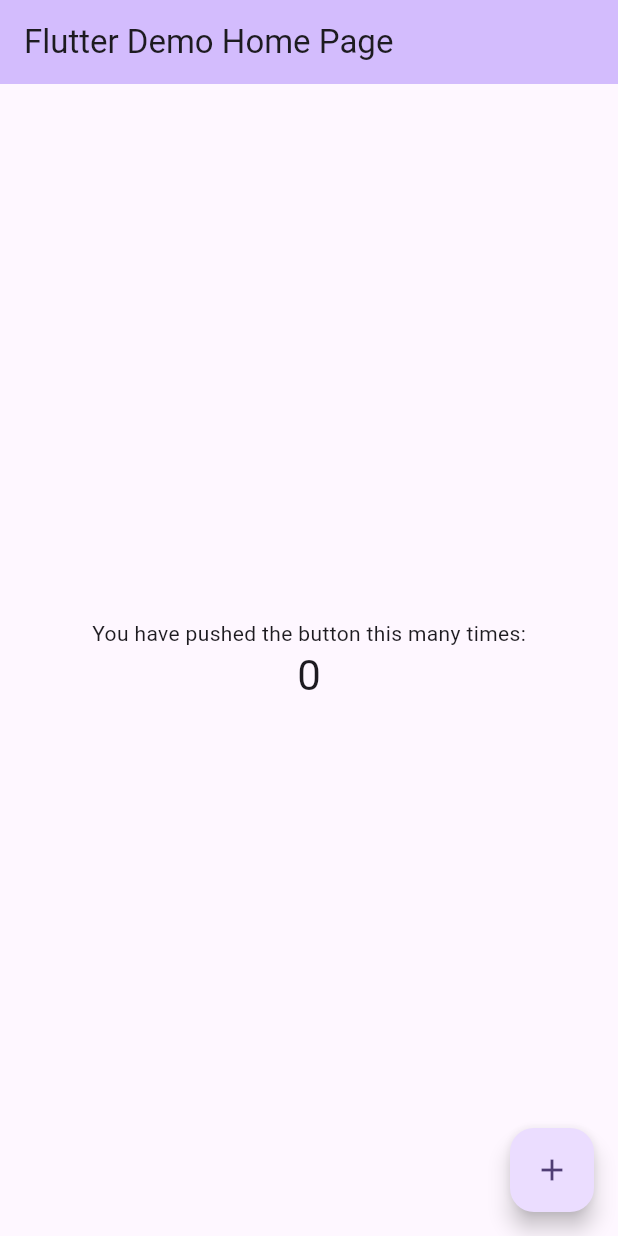
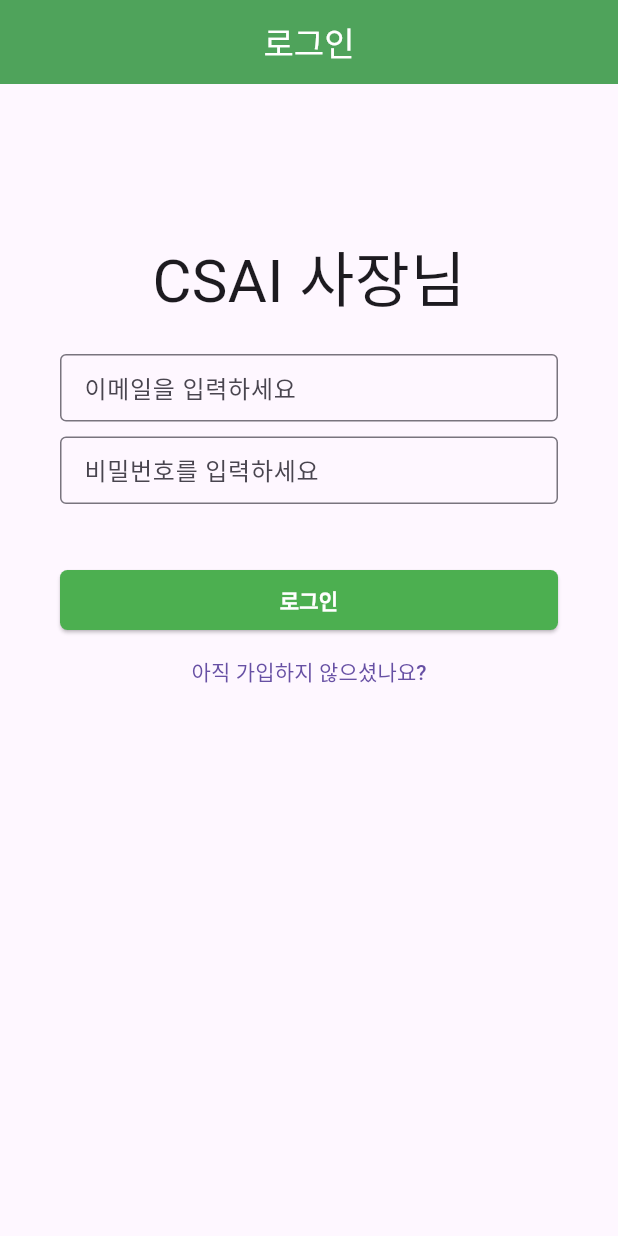
Before and after one commit to C-S-A-I-CommentScribeAI/Side-Project-DeliveryApp, a Flutter app: the screen it shows after launch, on a phone screen of 412 x 824 dp. Run offline on Flutter 3.47's test engine with Material 3 defaults, Android fonts, the phone set to English and light mode, and no system bars; our stand-ins replace firebase_auth, firebase_core; accounts and stored records are empty.

Commit message:
feat : 로그인 화면 구현
firebase를 통해서 이메일과 비밀번호를 인증해 성공 시 홈화면 이동하고 실패 시 에러 메시지 출력

```diff
--- /dev/null
+++ b/frontend/lib/home_screen.dart
@@ -0,0 +1,14 @@
+import 'package:flutter/material.dart';
+
+class HomePage extends StatelessWidget {
+  const HomePage({super.key});
+
+  @override
+  Widget build(BuildContext context) {
+    return Scaffold(
+      appBar: AppBar(
+        title: const Text('홈화면'),
+      ),
+    );
+  }
+}
--- a/frontend/lib/main.dart
+++ b/frontend/lib/main.dart
@@ -1,8 +1,9 @@
 import 'package:flutter/material.dart';
 import 'package:firebase_core/firebase_core.dart';
 import 'package:frontend/firebase_options.dart';
+import 'package:frontend/sign/login_screen.dart';
 
-Future<void> main() async {
+void main() async {
   WidgetsFlutterBinding.ensureInitialized();
   await Firebase.initializeApp(
     options: DefaultFirebaseOptions.currentPlatform,
@@ -17,116 +18,8 @@ class MyApp extends StatelessWidget {
   // This widget is the root of your application.
   @override
   Widget build(BuildContext context) {
-    return MaterialApp(
-      title: 'Flutter Demo',
-      theme: ThemeData(
-        // This is the theme of your application.
-        //
-        // TRY THIS: Try running your application with "flutter run". You'll see
-        // the application has a purple toolbar. Then, without quitting the app,
-        // try changing the seedColor in the colorScheme below to Colors.green
-        // and then invoke "hot reload" (save your changes or press the "hot
-        // reload" button in a Flutter-supported IDE, or press "r" if you used
-        // the command line to start the app).
-        //
-        // Notice that the counter didn't reset back to zero; the application
-        // state is not lost during the reload. To reset the state, use hot
-        // restart instead.
-        //
-        // This works for code too, not just values: Most code changes can be
-        // tested with just a hot reload.
-        colorScheme: ColorScheme.fromSeed(seedColor: Colors.deepPurple),
-        useMaterial3: true,
-      ),
-      home: const MyHomePage(title: 'Flutter Demo Home Page'),
+    return const MaterialApp(
+      home: LoginPage(),
     );
   }
 }
-
-class MyHomePage extends StatefulWidget {
-  const MyHomePage({super.key, required this.title});
-
-  // This widget is the home page of your application. It is stateful, meaning
-  // that it has a State object (defined below) that contains fields that affect
-  // how it looks.
-
-  // This class is the configuration for the state. It holds the values (in this
-  // case the title) provided by the parent (in this case the App widget) and
-  // used by the build method of the State. Fields in a Widget subclass are
-  // always marked "final".
-
-  final String title;
-
-  @override
-  State<MyHomePage> createState() => _MyHomePageState();
-}
-
-class _MyHomePageState extends State<MyHomePage> {
-  int _counter = 0;
-
-  void _incrementCounter() {
-    setState(() {
-      // This call to setState tells the Flutter framework that something has
-      // changed in this State, which causes it to rerun the build method below
-      // so that the display can reflect the updated values. If we changed
-      // _counter without calling setState(), then the build method would not be
-      // called again, and so nothing would appear to happen.
-      _counter++;
-    });
-  }
-
-  @override
-  Widget build(BuildContext context) {
-    // This method is rerun every time setState is called, for instance as done
-    // by the _incrementCounter method above.
-    //
-    // The Flutter framework has been optimized to make rerunning build methods
-    // fast, so that you can just rebuild anything that needs updating rather
-    // than having to individually change instances of widgets.
-    return Scaffold(
-      appBar: AppBar(
-        // TRY THIS: Try changing the color here to a specific color (to
-        // Colors.amber, perhaps?) and trigger a hot reload to see the AppBar
-        // change color while the other colors stay the same.
-        backgroundColor: Theme.of(context).colorScheme.inversePrimary,
-        // Here we take the value from the MyHomePage object that was created by
-        // the App.build method, and use it to set our appbar title.
-        title: Text(widget.title),
-      ),
-      body: Center(
-        // Center is a layout widget. It takes a single child and positions it
-        // in the middle of the parent.
-        child: Column(
-          // Column is also a layout widget. It takes a list of children and
-          // arranges them vertically. By default, it sizes itself to fit its
-          // children horizontally, and tries to be as tall as its parent.
-          //
-          // Column has various properties to control how it sizes itself and
-          // how it positions its children. Here we use mainAxisAlignment to
-          // center the children vertically; the main axis here is the vertical
-          // axis because Columns are vertical (the cross axis would be
-          // horizontal).
-          //
-          // TRY THIS: Invoke "debug painting" (choose the "Toggle Debug Paint"
-          // action in the IDE, or press "p" in the console), to see the
-          // wireframe for each widget.
-          mainAxisAlignment: MainAxisAlignment.center,
-          children: <Widget>[
-            const Text(
-              'You have pushed the button this many times:',
-            ),
-            Text(
-              '$_counter',
-              style: Theme.of(context).textTheme.headlineMedium,
-            ),
-          ],
-        ),
-      ),
-      floatingActionButton: FloatingActionButton(
-        onPressed: _incrementCounter,
-        tooltip: 'Increment',
-        child: const Icon(Icons.add),
-      ), // This trailing comma makes auto-formatting nicer for build methods.
-    );
-  }
-}
--- /dev/null
+++ b/frontend/lib/sign/login_screen.dart
@@ -0,0 +1,154 @@
+import 'package:flutter/material.dart';
+import 'package:firebase_auth/firebase_auth.dart';
+import 'package:frontend/home_screen.dart';
+import 'package:frontend/sign/resister_screen.dart';
+
+class LoginPage extends StatefulWidget {
+  const LoginPage({super.key});
+
+  @override
+  State<LoginPage> createState() => _LoginPageState();
+}
+
+class _LoginPageState extends State<LoginPage> {
+  final FirebaseAuth _auth = FirebaseAuth.instance;
+  final TextEditingController _emailController = TextEditingController();
+  final TextEditingController _passwordController = TextEditingController();
+
+  String _errorMessage = '';
+
+  Future<void> _login() async {
+    try {
+      // signInWithEmailAndPassword 메서드는 로그인에 성공하면 UserCredential 객체를 반환
+      UserCredential userCredential = await _auth.signInWithEmailAndPassword(
+        email: _emailController.text,
+        password: _passwordController.text,
+      );
+
+      // 위젯이 마운트되지 않으면 async뒤에 context를 썼을 때 그 안에 아무런 값도 들어있지 않을 수 있어서 붙여준다.
+      if (!mounted) return;
+      // 로그인 성공 시 홈 페이지로 이동
+      // pushReplacement 메서드는 현재 화면을 새로운 화면으로 대체
+      // 새로운 화면을 스택에 푸시하면서 동시에 이전 화면을 스택에서 제거한다. 따라서 사용자가 이전 화면으로 돌아갈 수 없게 된다.
+      Navigator.pushReplacement(
+        context,
+        MaterialPageRoute(builder: (context) => const HomePage()),
+      );
+    } catch (e) {
+      setState(() {
+        _errorMessage = '이메일 또는 비밀번호가 올바르지 않습니다.';
+      });
+      print("Error during login: $e");
+    }
+  }
+
+  @override
+  Widget build(BuildContext context) {
+    return Scaffold(
+      appBar: AppBar(
+        title: const Text('로그인'),
+        elevation: 10,
+        backgroundColor: Colors.green,
+        foregroundColor: Colors.white,
+        centerTitle: true,
+      ),
+      body: GestureDetector(
+        // email, password 입력하는 텍스트필드 부분을 제외한 화면을 탭하면 키보드 사라지게 구현
+        onTap: () {
+          FocusScope.of(context).unfocus();
+        },
+        // 이메일과 비밀번호 텍스트필드를 클릭하면, 키보드가 열리게 되는데 이 경우에 화면의 가려지는 부분이 overflow 방지
+        child: SingleChildScrollView(
+          child: Padding(
+            padding: const EdgeInsets.symmetric(vertical: 100),
+            child: Column(
+              children: [
+                const Center(
+                  child: Text(
+                    'CSAI 사장님',
+                    style: TextStyle(fontSize: 40),
+                  ),
+                ),
+                const SizedBox(height: 20),
+                Form(
+                  child: Padding(
+                    padding: const EdgeInsets.symmetric(horizontal: 40),
+                    child: Column(
+                      children: [
+                        SizedBox(
+                          height: 45,
+                          child: TextField(
+                            controller: _emailController,
+                            decoration: const InputDecoration(
+                              border: OutlineInputBorder(),
+                              hintText: '이메일을 입력하세요',
+                            ),
+                            keyboardType: TextInputType.emailAddress,
+                            textAlignVertical: TextAlignVertical.bottom,
+                          ),
+                        ),
+                        const SizedBox(height: 10),
+                        SizedBox(
+                          height: 45,
+                          child: TextField(
+                            controller: _passwordController,
+                            decoration: const InputDecoration(
+                              border: OutlineInputBorder(),
+                              hintText: '비밀번호를 입력하세요', // 박스 안에 내용을 적을려고 할 때
+                            ),
+                            keyboardType: TextInputType.text,
+                            obscureText: true,
+                            textAlignVertical: TextAlignVertical.bottom,
+                          ),
+                        ),
+                        if (_errorMessage.isNotEmpty)
+                          Text(
+                            _errorMessage,
+                            style: const TextStyle(color: Colors.red),
+                          ),
+                        const SizedBox(height: 40),
+                        SizedBox(
+                          width: 350,
+                          child: ButtonTheme(
+                            child: ElevatedButton(
+                              onPressed: _login,
+                              style: ElevatedButton.styleFrom(
+                                backgroundColor: Colors.green,
+                                shape: RoundedRectangleBorder(
+                                  borderRadius: BorderRadius.circular(5),
+                                ),
+                              ),
+                              child: const Text(
+                                '로그인',
+                                style: TextStyle(
+                                  color: Colors.white,
+                                  fontWeight: FontWeight.w800,
+                                ),
+                              ),
+                            ),
+                          ),
+                        ),
+                        TextButton(
+                          onPressed: () {
+                            // push :  이전 화면은 여전히 스택에 남아 있다. 따라서 사용자가 이전 화면으로 돌아갈 수 있다.
+                            Navigator.push(
+                              context,
+                              MaterialPageRoute(
+                                builder: (context) => const ResisterPage(),
+                              ),
+                            );
+                          },
+                          child: const Text('아직 가입하지 않으셨나요?'),
+                        ),
+                      ],
+                    ),
+                  ),
+                )
+              ],
+            ),
+          ),
+        ),
+      ),
+    );
+  }
+}
--- /dev/null
+++ b/frontend/lib/sign/resister_screen.dart
@@ -0,0 +1,14 @@
+import 'package:flutter/material.dart';
+
+class ResisterPage extends StatelessWidget {
+  const ResisterPage({super.key});
+
+  @override
+  Widget build(BuildContext context) {
+    return Scaffold(
+      appBar: AppBar(
+        title: const Text('회원가입'),
+      ),
+    );
+  }
+}
--- a/frontend/pubspec.yaml
+++ b/frontend/pubspec.yaml
@@ -35,6 +35,7 @@ dependencies:
   # Use with the CupertinoIcons class for iOS style icons.
   cupertino_icons: ^1.0.2
   firebase_core: ^2.25.3
+  firebase_auth: ^4.17.3
 
 dev_dependencies:
   flutter_test:
```
Also changed, not shown: 4 other files.
